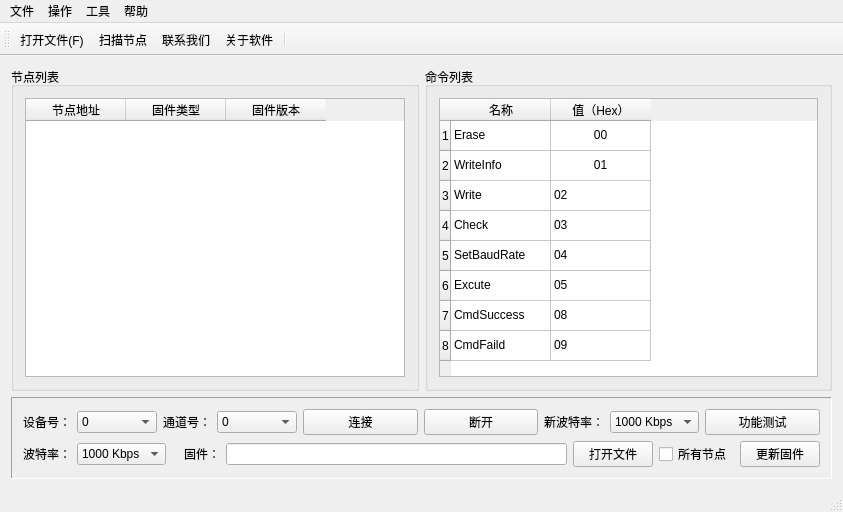
Above: source/mainwindow_ch.ui from 596142041/CANBootloader-Qt before the change. Below: the same form after it.
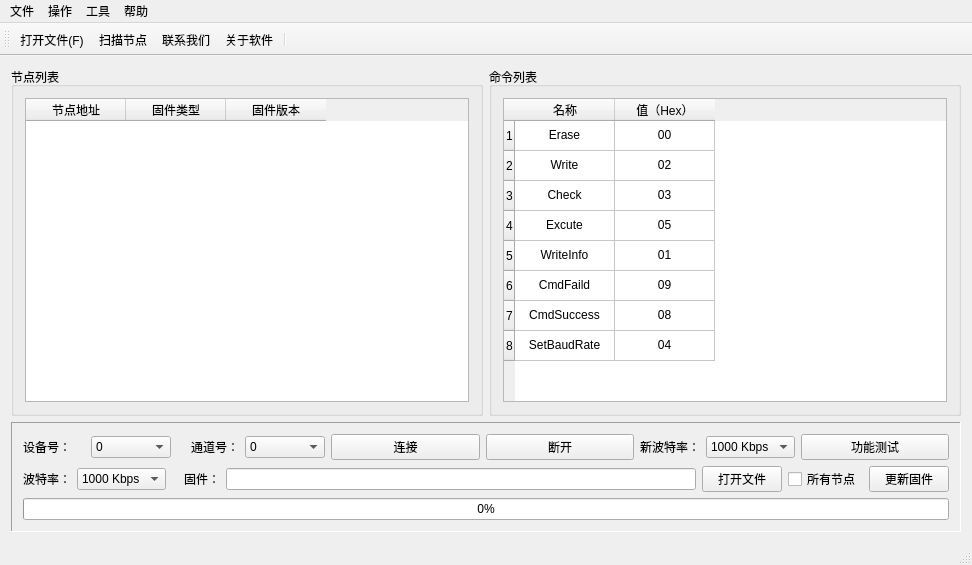
That is the form after the change. Icons and pictures are not drawn.

Commit message: 工程文件相关更改

Diff of the .ui file:
```diff
--- a/source/mainwindow_ch.ui
+++ b/source/mainwindow_ch.ui
@@ -6,8 +6,8 @@
    <rect>
     <x>0</x>
     <y>0</y>
-    <width>843</width>
-    <height>512</height>
+    <width>972</width>
+    <height>565</height>
    </rect>
   </property>
   <property name="windowTitle">
@@ -41,16 +41,25 @@
               <property name="text">
                <string>节点地址</string>
               </property>
+              <property name="textAlignment">
+               <set>AlignCenter</set>
+              </property>
              </column>
              <column>
               <property name="text">
                <string>固件类型</string>
               </property>
+              <property name="textAlignment">
+               <set>AlignCenter</set>
+              </property>
              </column>
              <column>
               <property name="text">
                <string>固件版本</string>
               </property>
+              <property name="textAlignment">
+               <set>AlignCenter</set>
+              </property>
              </column>
             </widget>
            </item>
@@ -125,6 +134,9 @@
               <property name="text">
                <string>Erase</string>
               </property>
+              <property name="textAlignment">
+               <set>AlignCenter</set>
+              </property>
               <property name="flags">
                <set>ItemIsSelectable|ItemIsDragEnabled|ItemIsEnabled</set>
               </property>
@@ -139,7 +151,10 @@
              </item>
              <item row="1" column="0">
               <property name="text">
-               <string>WriteInfo</string>
+               <string>Write</string>
+              </property>
+              <property name="textAlignment">
+               <set>AlignCenter</set>
               </property>
               <property name="flags">
                <set>ItemIsSelectable|ItemIsDragEnabled|ItemIsEnabled</set>
@@ -147,7 +162,7 @@
              </item>
              <item row="1" column="1">
               <property name="text">
-               <string>01</string>
+               <string>02</string>
               </property>
               <property name="textAlignment">
                <set>AlignCenter</set>
@@ -155,7 +170,10 @@
              </item>
              <item row="2" column="0">
               <property name="text">
-               <string>Write</string>
+               <string>Check</string>
+              </property>
+              <property name="textAlignment">
+               <set>AlignCenter</set>
               </property>
               <property name="flags">
                <set>ItemIsSelectable|ItemIsDragEnabled|ItemIsEnabled</set>
@@ -163,12 +181,18 @@
              </item>
              <item row="2" column="1">
               <property name="text">
-               <string>02</string>
+               <string>03</string>
+              </property>
+              <property name="textAlignment">
+               <set>AlignCenter</set>
               </property>
              </item>
              <item row="3" column="0">
               <property name="text">
-               <string>Check</string>
+               <string>Excute</string>
+              </property>
+              <property name="textAlignment">
+               <set>AlignCenter</set>
               </property>
               <property name="flags">
                <set>ItemIsSelectable|ItemIsDragEnabled|ItemIsEnabled</set>
@@ -176,12 +200,18 @@
              </item>
              <item row="3" column="1">
               <property name="text">
-               <string>03</string>
+               <string>05</string>
+              </property>
+              <property name="textAlignment">
+               <set>AlignCenter</set>
               </property>
              </item>
              <item row="4" column="0">
               <property name="text">
-               <string>SetBaudRate</string>
+               <string>WriteInfo</string>
+              </property>
+              <property name="textAlignment">
+               <set>AlignCenter</set>
               </property>
               <property name="flags">
                <set>ItemIsSelectable|ItemIsDragEnabled|ItemIsEnabled</set>
@@ -189,12 +219,18 @@
              </item>
              <item row="4" column="1">
               <property name="text">
-               <string>04</string>
+               <string>01</string>
+              </property>
+              <property name="textAlignment">
+               <set>AlignCenter</set>
               </property>
              </item>
              <item row="5" column="0">
               <property name="text">
-               <string>Excute</string>
+               <string>CmdFaild</string>
+              </property>
+              <property name="textAlignment">
+               <set>AlignCenter</set>
               </property>
               <property name="flags">
                <set>ItemIsSelectable|ItemIsDragEnabled|ItemIsEnabled</set>
@@ -202,13 +238,19 @@
              </item>
              <item row="5" column="1">
               <property name="text">
-               <string>05</string>
+               <string>09</string>
+              </property>
+              <property name="textAlignment">
+               <set>AlignCenter</set>
               </property>
              </item>
              <item row="6" column="0">
               <property name="text">
                <string>CmdSuccess</string>
               </property>
+              <property name="textAlignment">
+               <set>AlignCenter</set>
+              </property>
               <property name="flags">
                <set>ItemIsSelectable|ItemIsDragEnabled|ItemIsEnabled</set>
               </property>
@@ -217,10 +259,16 @@
               <property name="text">
                <string>08</string>
               </property>
+              <property name="textAlignment">
+               <set>AlignCenter</set>
+              </property>
              </item>
              <item row="7" column="0">
               <property name="text">
-               <string>CmdFaild</string>
+               <string>SetBaudRate</string>
+              </property>
+              <property name="textAlignment">
+               <set>AlignCenter</set>
               </property>
               <property name="flags">
                <set>ItemIsSelectable|ItemIsDragEnabled|ItemIsEnabled</set>
@@ -228,7 +276,10 @@
              </item>
              <item row="7" column="1">
               <property name="text">
-               <string>09</string>
+               <string>04</string>
+              </property>
+              <property name="textAlignment">
+               <set>AlignCenter</set>
               </property>
              </item>
             </widget>
@@ -584,6 +635,22 @@
            </item>
           </layout>
          </item>
+         <item row="1" column="0" alignment="Qt::AlignVCenter">
+          <widget class="QProgressBar" name="progressBar">
+           <property name="value">
+            <number>0</number>
+           </property>
+           <property name="textVisible">
+            <bool>true</bool>
+           </property>
+           <property name="invertedAppearance">
+            <bool>false</bool>
+           </property>
+           <property name="format">
+            <string>%p%</string>
+           </property>
+          </widget>
+         </item>
         </layout>
        </widget>
       </item>
@@ -596,7 +663,7 @@
     <rect>
      <x>0</x>
      <y>0</y>
-     <width>843</width>
+     <width>972</width>
      <height>26</height>
     </rect>
    </property>
```
Left out of the diff: 4 changed lines with no effect on the pictures. The commit also changes 2 other files.
